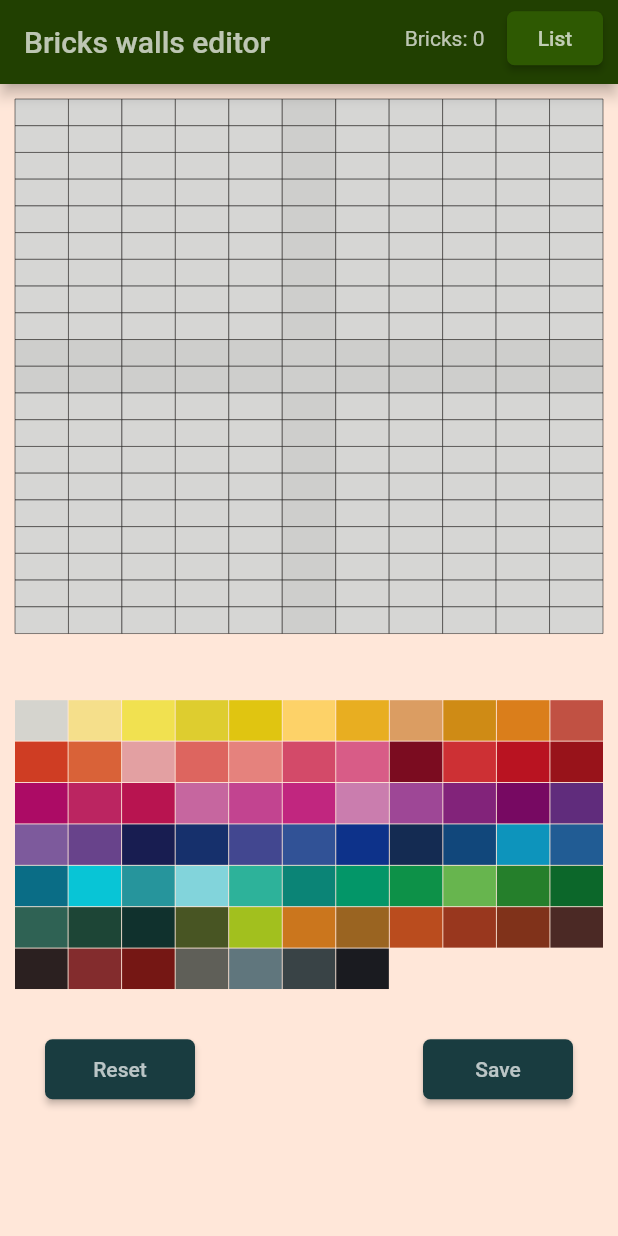
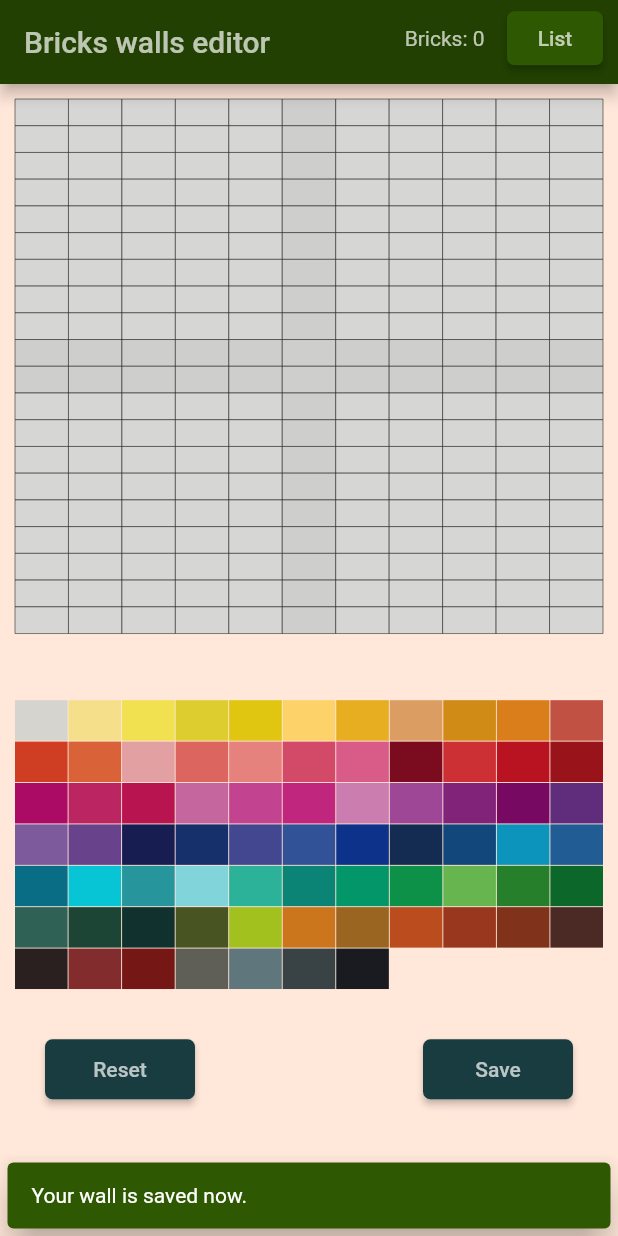
Before and after one commit to milos-73/grid_maker_bricks, a Flutter app: the screen it shows after launch, after a tap on "Save", on a phone screen of 412 x 824 dp. Run offline on Flutter 3.47's test engine with Material 2 defaults, Android fonts, the phone set to English and light mode, and no system bars; our stand-ins replace font_awesome_flutter, share_plus, shared_preferences.

Commit message:
Implementovaný SNACK bar

```diff
--- a/lib/main.dart
+++ b/lib/main.dart
@@ -111,7 +111,10 @@ class _MyHomePageState extends State<MyHomePage> {
                     Column(children: [
                       SizedBox(width: 100, height: 40,
                         child: ElevatedButton(onPressed: (){
-                          brickWalls.saveWall();},
+                          brickWalls.saveWall();
+                          var snackWallSaved = SnackBar(content: const Text('Your wall is saved now.'),backgroundColor: HexColor('#2E5902'), elevation: 10,behavior: SnackBarBehavior.floating,margin: const EdgeInsets.all(5), );
+                          ScaffoldMessenger.of(context).showSnackBar(snackWallSaved);
+                              },
                             style: ElevatedButton.styleFrom(shape: RoundedRectangleBorder(borderRadius: BorderRadius.circular(5)),backgroundColor: HexColor(('#193C40'))),child: const Text('Save', style: TextStyle(color: Colors.white70),)),
                         ),
                       ],)
```
Also changed, not shown: lib/editor_buttons.dart (+7 -2 lines), lib/snack_bar_wall_saved.dart (added, +27 -0 lines).
